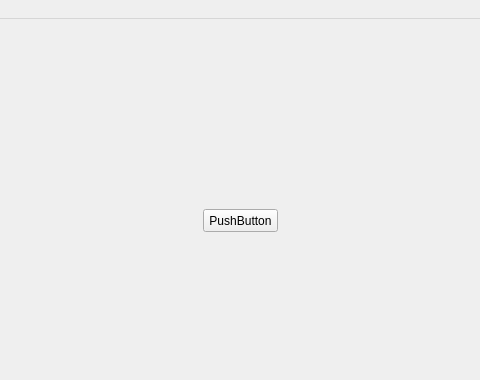
The window that runtime/src/client/qt/mainWindow.ui (vopl/r3) describes before a commit, drawn with Qt 5; both pictures show x 137 to 617 and y 0 to 380 of the 800 by 600 pixel window.
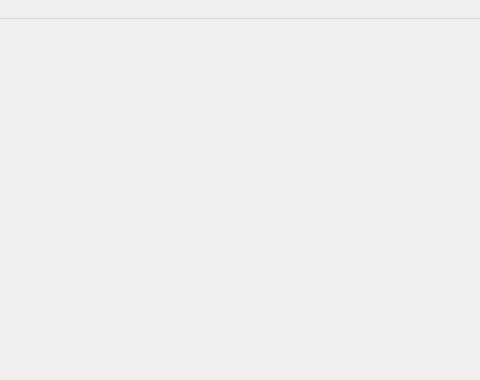
The same window after the commit.

Patch:
```diff
--- a/runtime/src/client/qt/mainWindow.ui
+++ b/runtime/src/client/qt/mainWindow.ui
@@ -13,21 +13,6 @@
   <property name="windowTitle">
    <string>MainWindow</string>
   </property>
-  <widget class="QWidget" name="centralwidget">
-   <widget class="QPushButton" name="pushButton">
-    <property name="geometry">
-     <rect>
-      <x>340</x>
-      <y>190</y>
-      <width>75</width>
-      <height>23</height>
-     </rect>
-    </property>
-    <property name="text">
-     <string>PushButton</string>
-    </property>
-   </widget>
-  </widget>
   <widget class="QMenuBar" name="menubar">
    <property name="geometry">
     <rect>
```
